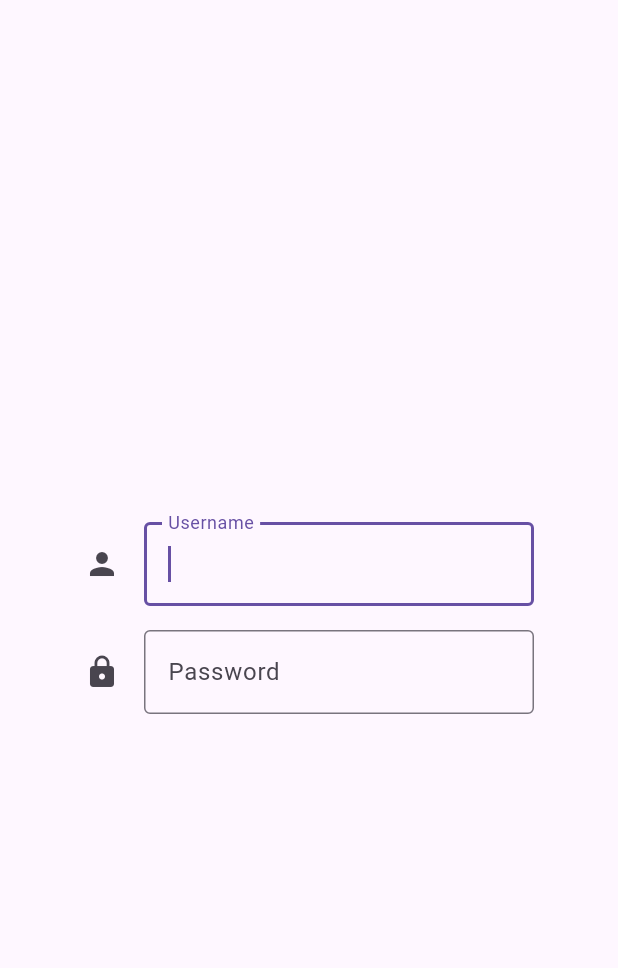
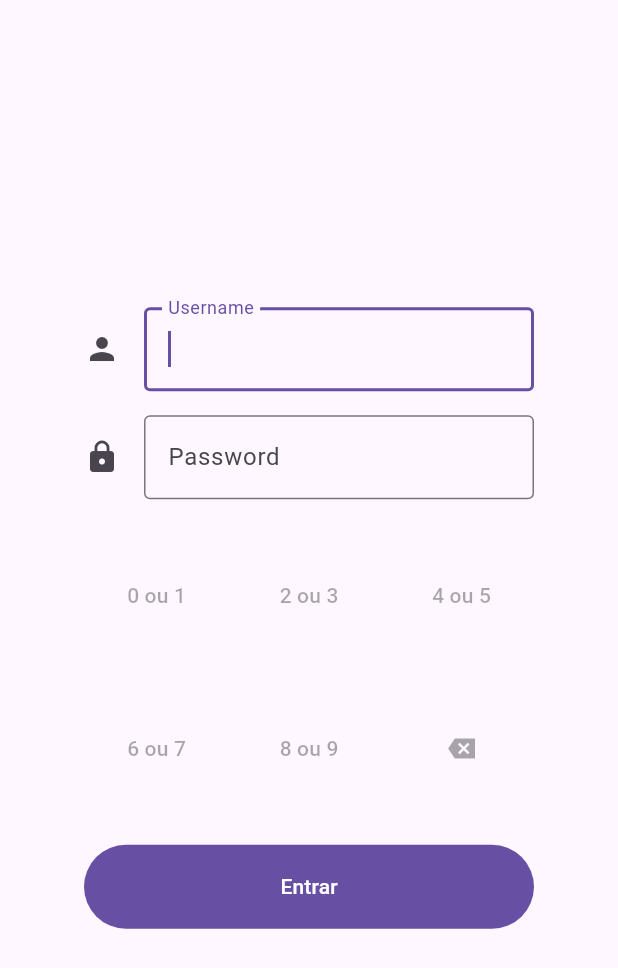
Before and after one commit to noahstelmak/virtual_secure_keyboard, a Flutter app: the screen it shows after launch, on a phone screen of 412 x 824 dp. Shown: the top 968 px of the screen. Run offline on Flutter 3.47's test engine with Material 3 defaults, Android fonts, the phone set to English and light mode, and no system bars; generated files the repository leaves out were written again.

Commit message:
Pagina de login simples

```diff
--- a/lib/login_thing/login_thing.dart
+++ b/lib/login_thing/login_thing.dart
@@ -1,4 +1,7 @@
+import 'dart:developer';
+
 import 'package:flutter/material.dart';
+import 'package:flutter/widgets.dart';
 import 'package:flutter_gen/gen_l10n/app_localizations.dart';
 import 'package:virtual_secure_keyboard/virtual_keyboard/virtual_keyboard.dart';
 import 'package:virtual_secure_keyboard/virtual_keyboard/virtual_keys.dart';
@@ -11,23 +14,24 @@ class LoginThing extends StatefulWidget {
 }
 
 class _LoginThingState extends State<LoginThing> {
-  bool frontSide = true;
+  final passwordField = FocusNode();
+
+  @override
+  void initState() {
+    passwordField.addListener(() {
+      setState(() {});
+    });
+    super.initState();
+  }
 
   @override
   Widget build(BuildContext context) {
     return Scaffold(
       body: Center(
         child: SizedBox(
-          height: 400,
           width: 300,
-          child: getSide(),
-        ),
-      ),
-    );
-  }
-
-  late final Widget userSide = Column(
-    mainAxisAlignment: MainAxisAlignment.center,
+          child: Column(
+            mainAxisSize: MainAxisSize.min,
             children: [
               TextFormField(
                 autofocus: true,
@@ -37,63 +41,28 @@ class _LoginThingState extends State<LoginThing> {
                   label: Text(AppLocalizations.of(context)!.usenameLabel),
                   border: const OutlineInputBorder(),
                 ),
-        onEditingComplete: () {
-          setState(() {
-            frontSide = false;
-          });
-        },
               ),
               const SizedBox(height: 16),
               TextFormField(
+                autofocus: true,
                 obscureText: true,
+                focusNode: passwordField,
+                readOnly: true,
                 textInputAction: TextInputAction.done,
                 decoration: InputDecoration(
                   icon: const Icon(Icons.lock),
                   label: Text(AppLocalizations.of(context)!.passwordLabel),
                   border: const OutlineInputBorder(),
                 ),
-        readOnly: true,
-        onTap: () {
-          setState(() {
-            frontSide = false;
-          });
-        },
                 onFieldSubmitted: (value) {},
               ),
-    ],
-  );
-
-  late final Widget passwordSide = Column(
-    mainAxisSize: MainAxisSize.min,
-    children: [
-      AspectRatio(
-        aspectRatio: 3,
-        child: Padding(
-          padding: const EdgeInsets.symmetric(vertical: 20),
-          child: TextFormField(
-            autofocus: true,
-            obscureText: true,
-            textInputAction: TextInputAction.done,
-            decoration: InputDecoration(
-              icon: const Icon(Icons.lock),
-              label: Text(AppLocalizations.of(context)!.passwordLabel),
-              border: const OutlineInputBorder(),
-            ),
-            onFieldSubmitted: (value) {
-              setState(() {
-                frontSide = true;
-              });
-            },
-          ),
-        ),
-      ),
-      AspectRatio(
-        aspectRatio: 3 / 2,
-        child: TextFieldTapRegion(
+              const SizedBox(height: 16),
+              TextFieldTapRegion(
                 onTapInside: (event) {
-            /*  focusNode.requestFocus(); */
+                  passwordField.requestFocus();
                 },
                 child: VirtualKeyboard(
+                  enabled: passwordField.hasFocus,
                   virtualKeys: IndexedVirtualKey.indexedKeys([
                     "0 ou 1",
                     "2 ou 3",
@@ -134,31 +103,17 @@ class _LoginThingState extends State<LoginThing> {
                   },
                 ),
               ),
-      ),
-      AspectRatio(
-        aspectRatio: 3,
-        child: Padding(
-          padding: const EdgeInsets.symmetric(vertical: 20),
-          child: FilledButton(
-            onPressed: () {
-              setState(() {
-                frontSide = true;
-              });
-            },
+              const SizedBox(height: 16),
+              FilledButton(
+                onPressed: () {},
                 child: const Text(
                   "Entrar",
                 ),
               ),
+            ],
           ),
         ),
-    ],
+      ),
     );
-
-  Widget getSide() {
-    if (frontSide) {
-      return userSide;
-    } else {
-      return passwordSide;
   }
 }
-}
--- a/lib/main.dart
+++ b/lib/main.dart
@@ -10,10 +10,22 @@ class MainApp extends StatelessWidget {
   const MainApp({super.key});
   @override
   Widget build(BuildContext context) {
-    return const MaterialApp(
+    return MaterialApp(
+      theme: ThemeData(
+        filledButtonTheme: const FilledButtonThemeData(
+          style: ButtonStyle(
+            minimumSize: MaterialStatePropertyAll(
+              Size(double.infinity, 0),
+            ),
+            fixedSize: MaterialStatePropertyAll(
+              Size.fromHeight(56),
+            ),
+          ),
+        ),
+      ),
       localizationsDelegates: AppLocalizations.localizationsDelegates,
       supportedLocales: AppLocalizations.supportedLocales,
-      home: LoginThing(),
+      home: const LoginThing(),
     );
   }
 }
--- a/lib/virtual_keyboard/virtual_keyboard.dart
+++ b/lib/virtual_keyboard/virtual_keyboard.dart
@@ -8,6 +8,7 @@ class VirtualKeyboard<T extends VirtualKey<R>, R> extends StatelessWidget {
     required this.onKeyPressed,
     required this.onBackspacePressed,
     this.columns = 3,
+    this.enabled = true,
   });
 
   final List<T> virtualKeys;
@@ -16,6 +17,8 @@ class VirtualKeyboard<T extends VirtualKey<R>, R> extends StatelessWidget {
   final void Function() onBackspacePressed;
 
   final int columns;
+
+  final bool enabled;
 
   @override
   Widget build(BuildContext context) {
@@ -29,12 +32,12 @@ class VirtualKeyboard<T extends VirtualKey<R>, R> extends StatelessWidget {
       children: [
         ...virtualKeys.map<Widget>((virtualKey) {
           return TextButton(
-            onPressed: () => onKeyPressed(virtualKey.value),
+            onPressed: enabled ? () => onKeyPressed(virtualKey.value) : null,
             child: Text(virtualKey.label),
           );
         }),
         TextButton(
-          onPressed: onBackspacePressed,
+          onPressed: enabled ? onBackspacePressed : null,
           child: const Icon(Icons.backspace_sharp),
         ),
       ],
```
Also changed, not shown: pubspec.lock. Lines whose indentation alone changed are shown as unchanged.
